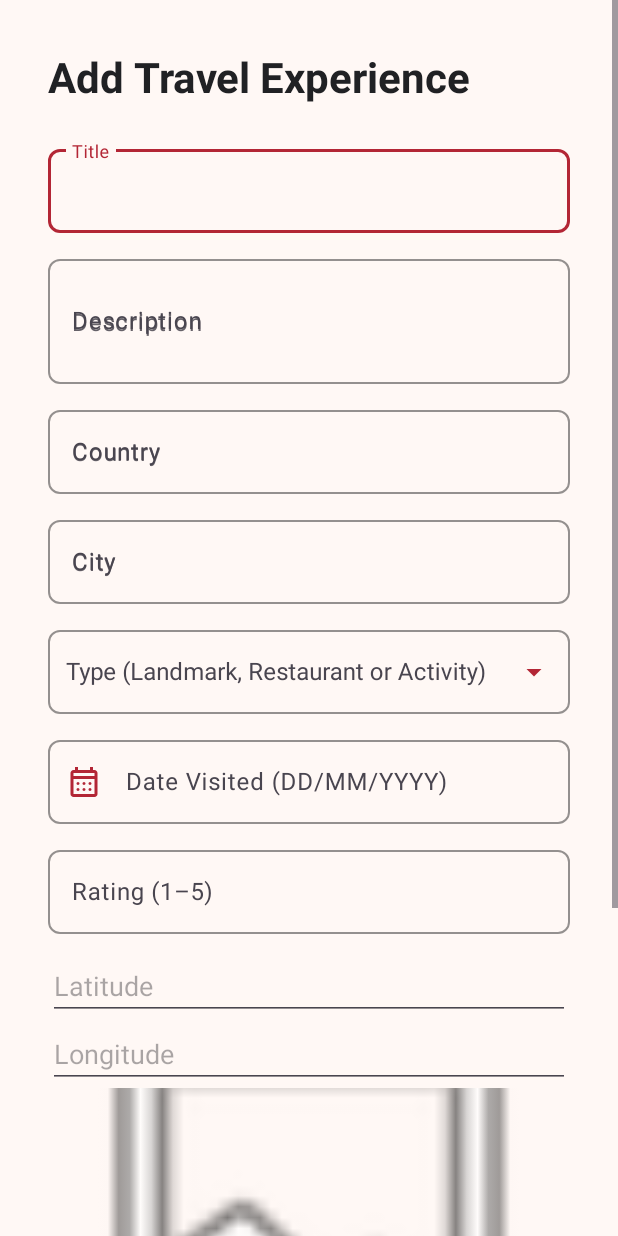
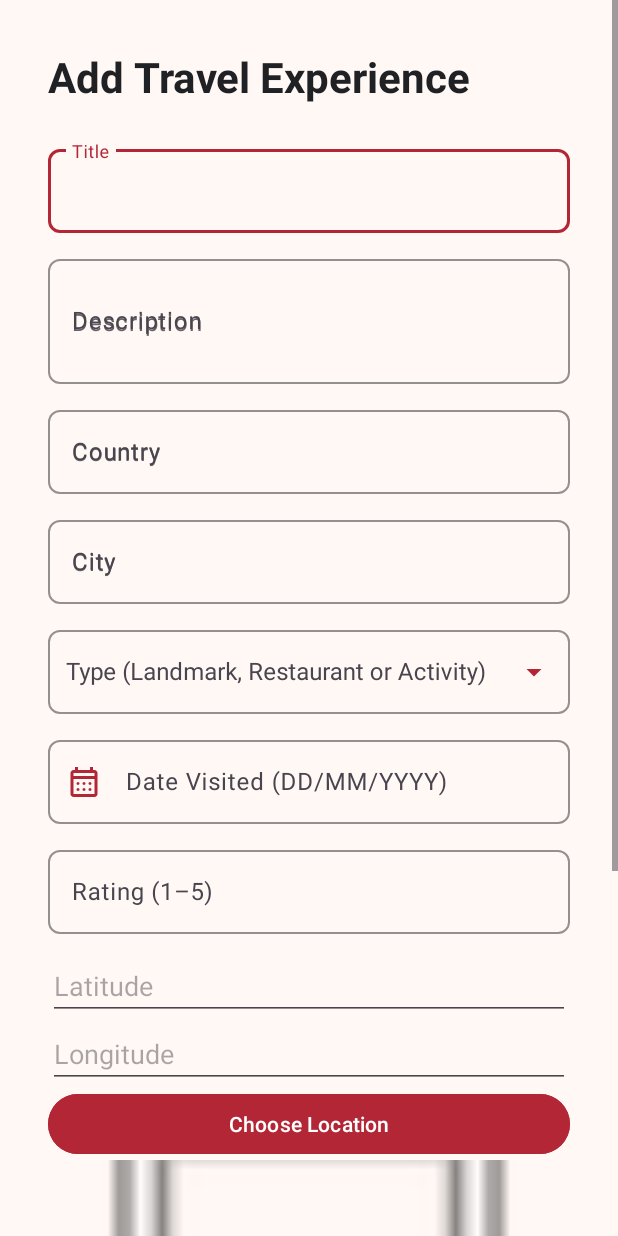
Before and after one commit to dianaarutcheva/travel-experience-tracker, an Android app: the AddEditActivity screen opened directly, with no data from a screen before it, on a phone screen of 412 x 824 dp. Run offline under Robolectric (Android 15) with nearby library versions, the phone set to English and light mode, and no system bars; our stand-ins replace Timber.

Commit message:
Add OpenStreetMap location picker and display coordinates

```diff
--- a/app/build.gradle.kts
+++ b/app/build.gradle.kts
@@ -42,4 +42,5 @@ dependencies {
     androidTestImplementation(libs.androidx.espresso.core)
     androidTestImplementation(libs.androidx.junit)
     implementation("com.jakewharton.timber:timber:5.0.1")
+    implementation("org.osmdroid:osmdroid-android:6.1.20")
 }
--- a/app/src/main/AndroidManifest.xml
+++ b/app/src/main/AndroidManifest.xml
@@ -1,7 +1,7 @@
 <?xml version="1.0" encoding="utf-8"?>
 <manifest xmlns:android="http://schemas.android.com/apk/res/android"
     xmlns:tools="http://schemas.android.com/tools">
-
+    <uses-permission android:name="android.permission.INTERNET" />
     <application
         android:allowBackup="true"
         android:dataExtractionRules="@xml/data_extraction_rules"
@@ -26,6 +26,9 @@
         <activity
             android:name=".ExperienceListActivity"
             android:exported="false" />
+        <activity
+            android:name=".MapPickerActivity"
+            android:exported="false" />
     </application>
 
 </manifest>
--- a/app/src/main/java/org/setu/travelexperiencetracker/AddEditActivity.kt
+++ b/app/src/main/java/org/setu/travelexperiencetracker/AddEditActivity.kt
@@ -15,6 +15,7 @@ import timber.log.Timber
 import android.net.Uri
 import android.widget.ImageView
 import androidx.activity.result.contract.ActivityResultContracts
+import android.content.Intent
 
 class AddEditActivity : AppCompatActivity() {
 
@@ -31,6 +32,8 @@ class AddEditActivity : AppCompatActivity() {
 
     private lateinit var latitudeInput: EditText
     private lateinit var longitudeInput: EditText
+    private var selectedLatitude: Double? = null
+    private var selectedLongitude: Double? = null
     private var editingId: Long? = null
 
 
@@ -68,7 +71,27 @@ class AddEditActivity : AppCompatActivity() {
         imagePreview = findViewById(R.id.experienceImagePreview)
         latitudeInput = findViewById(R.id.latitudeInput)
         longitudeInput = findViewById(R.id.longitudeInput)
+        val mapPicker =
+            registerForActivityResult(ActivityResultContracts.StartActivityForResult()) { result ->
+                if (result.resultCode == RESULT_OK) {
+                    val data = result.data ?: return@registerForActivityResult
+                    selectedLatitude = data.getDoubleExtra("latitude", 0.0)
+                    selectedLongitude = data.getDoubleExtra("longitude", 0.0)
 
+                    selectedLatitude?.let {
+                        latitudeInput.setText(it.toString())
+                    }
+
+                    selectedLongitude?.let {
+                        longitudeInput.setText(it.toString())
+                    }
+                }
+            }
+
+        findViewById<Button>(R.id.buttonLoc).setOnClickListener {
+            val mapIntent = Intent(this, MapPickerActivity::class.java)
+            mapPicker.launch(mapIntent)
+        }
         findViewById<Button>(R.id.pickExperienceImageButton).setOnClickListener {
             imagePicker.launch(arrayOf("image/*"))
         }
--- a/app/src/main/java/org/setu/travelexperiencetracker/TravelExperienceAdapter.kt
+++ b/app/src/main/java/org/setu/travelexperiencetracker/TravelExperienceAdapter.kt
@@ -39,6 +39,7 @@ class TravelExperienceAdapter(
         val dateText: TextView = itemView.findViewById(R.id.dateText)
         val ratingText: TextView = itemView.findViewById(R.id.ratingText)
 
+        val locationText: TextView = itemView.findViewById(R.id.locationText)
         val experienceImage: ImageView =
             itemView.findViewById(R.id.experienceImage)
     }
@@ -88,6 +89,11 @@ class TravelExperienceAdapter(
         holder.typeText.text = "Type: ${experience.type}"
         holder.dateText.text = "Date: ${experience.dateVisited}"
         holder.ratingText.text = "Rating: ${experience.rating}/5"
+        holder.locationText.text = holder.itemView.context.getString(
+            R.string.experience_location,
+            experience.latitude,
+            experience.longitude
+        )
         val imageUri = experience.imageUri?.let { Uri.parse(it) }
 
         if (imageUri != null) {
--- a/app/src/main/res/layout/activity_add_edit.xml
+++ b/app/src/main/res/layout/activity_add_edit.xml
@@ -257,7 +257,14 @@
             android:hint="@string/longitude_hint"
             android:inputType="numberDecimal|numberSigned" />
 
-
+        <Button
+            android:id="@+id/buttonLoc"
+            android:layout_width="match_parent"
+            android:layout_height="wrap_content"
+            android:text="@string/choose_location"
+            android:backgroundTint="#B32635"
+            android:textColor="#FFFFFF"
+            />
 
         <ImageView
             android:id="@+id/experienceImagePreview"
@@ -272,7 +279,10 @@
             android:id="@+id/pickExperienceImageButton"
             android:layout_width="match_parent"
             android:layout_height="wrap_content"
-            android:text="@string/choose_experience_photo" />
+            android:text="@string/choose_experience_photo"
+            android:backgroundTint="#B32635"
+            android:textColor="#FFFFFF"
+            />
 
 
         <!-- Save the new or edited experience. -->
--- a/app/src/main/res/values/strings.xml
+++ b/app/src/main/res/values/strings.xml
@@ -7,4 +7,6 @@
     <string name="choose_experience_photo">Choose photo</string>
     <string name="latitude_hint">Latitude</string>
     <string name="longitude_hint">Longitude</string>
+    <string name="choose_location">Choose Location</string>
+    <string name="experience_location">Location: %1$.5f, %2$.5f</string>
 </resources>
```
Also changed, not shown: app/src/main/java/org/setu/travelexperiencetracker/MapPickerActivity.kt (added, +105 -0 lines), app/src/main/res/drawable/location_pin.xml (added, +20 -0 lines), app/src/main/res/layout/activity_map_picker.xml (added, +20 -0 lines), app/src/main/res/layout/item_travel_experience.xml (+10 -0 lines).
